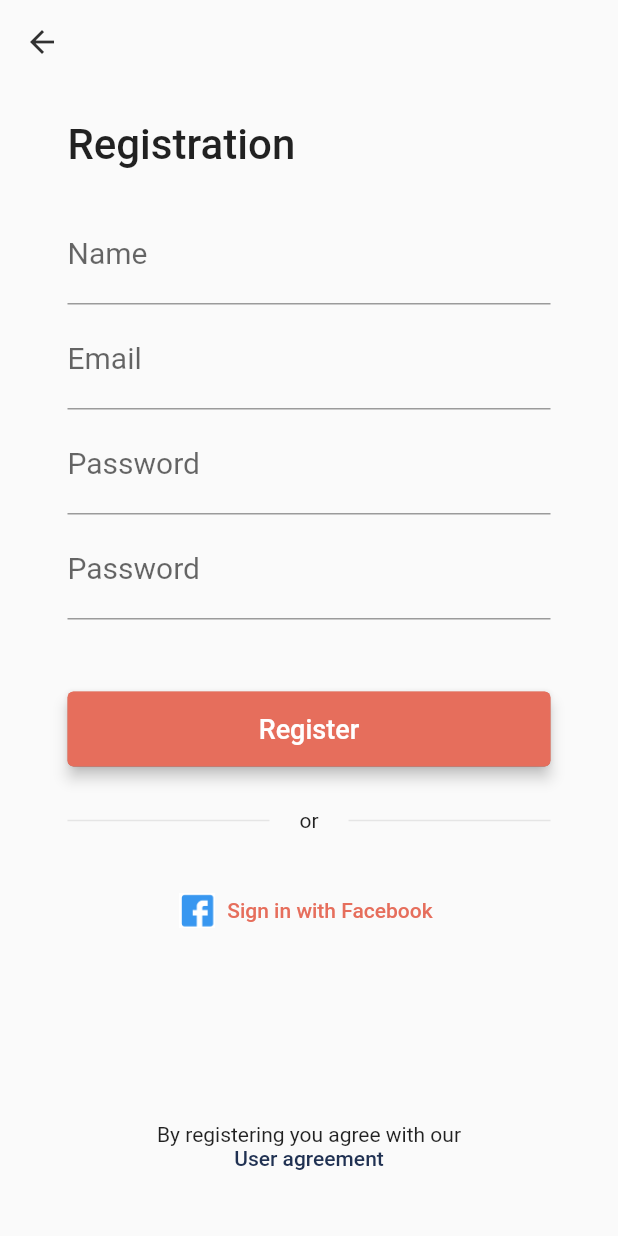
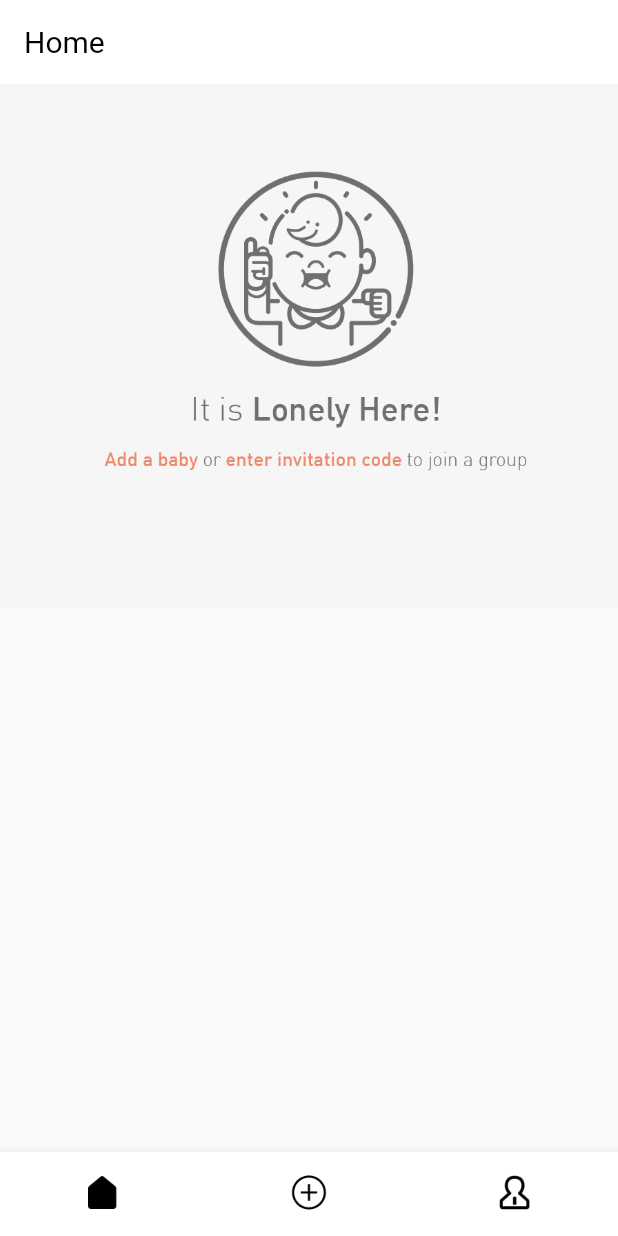
Before and after one commit to 1021dev/viddo_flutter, a Flutter app: the RegisterScreen screen opened directly, after a tap on "Register", on a phone screen of 412 x 824 dp. Run offline on Flutter 3.47's test engine with Material 2 defaults, Android fonts, the phone set to English and light mode, and no system bars; our stand-ins replace bloc, dio, equatable, flutter_bloc, font_awesome_flutter, shared_preferences; accounts and stored records are empty.

Commit message:
[update] main tab

```diff
--- a/lib/blocs/bloc.dart
+++ b/lib/blocs/bloc.dart
@@ -1,2 +1,3 @@
 export './login/login.dart';
 export './splash/splash.dart';
+export './main/main.dart';
--- /dev/null
+++ b/lib/blocs/main/main.dart
@@ -0,0 +1,3 @@
+export './main_bloc.dart';
+export './main_event.dart';
+export './main_state.dart';
--- /dev/null
+++ b/lib/blocs/main/main_bloc.dart
@@ -0,0 +1,13 @@
+import 'dart:async';
+
+import 'package:bloc/bloc.dart';
+
+import '../bloc.dart';
+
+class MainScreenBloc extends Bloc<MainScreenEvent, MainScreenState> {
+  @override
+  MainScreenState get initialState => MainScreenState();
+
+  @override
+  Stream<MainScreenState> mapEventToState(MainScreenEvent event) async* {}
+}
--- /dev/null
+++ b/lib/blocs/main/main_event.dart
@@ -0,0 +1,8 @@
+import 'package:equatable/equatable.dart';
+
+abstract class MainScreenEvent extends Equatable {
+  MainScreenEvent();
+
+  @override
+  List<Object> get props => [];
+}
--- /dev/null
+++ b/lib/blocs/main/main_state.dart
@@ -0,0 +1,20 @@
+import 'package:meta/meta.dart';
+
+@immutable
+class MainScreenState {
+  final bool isLoading;
+
+  MainScreenState({
+    this.isLoading = false,
+  });
+
+  MainScreenState copyWith({bool isLoading}) {
+    return MainScreenState(
+      isLoading: isLoading ?? this.isLoading,
+    );
+  }
+}
+
+class MainScreenSuccess extends MainScreenState {}
+
+class MainScreenFailure extends MainScreenState {}
--- /dev/null
+++ b/lib/screens/home_screen.dart
@@ -0,0 +1,73 @@
+import 'dart:async';
+
+import 'package:Viiddo/blocs/bloc.dart';
+import 'package:Viiddo/utils/navigation.dart';
+import 'package:Viiddo/utils/widget_utils.dart';
+import 'package:flutter/material.dart';
+import 'package:flutter_bloc/flutter_bloc.dart';
+
+class HomeScreen extends StatefulWidget {
+  MainScreenBloc bloc;
+
+  HomeScreen({
+    this.bloc,
+  });
+
+  @override
+  _HomeScreenState createState() => _HomeScreenState();
+}
+
+class _HomeScreenState extends State<HomeScreen>
+    with AutomaticKeepAliveClientMixin {
+  final GlobalKey<ScaffoldState> scaffoldKey = GlobalKey<ScaffoldState>();
+  final GlobalKey<FormState> formKey = GlobalKey<FormState>();
+  int resourceID;
+  @override
+  void initState() {
+    super.initState();
+  }
+
+  @override
+  bool get wantKeepAlive => true;
+
+  @override
+  // ignore: must_call_super
+  Widget build(BuildContext context) {
+    return BlocListener(
+      bloc: widget.bloc,
+      listener: (BuildContext context, MainScreenState state) async {},
+      child: BlocBuilder<MainScreenBloc, MainScreenState>(
+        bloc: widget.bloc,
+        builder: (BuildContext context, state) {
+          return Scaffold(
+            key: scaffoldKey,
+            body: _getBody(state),
+          );
+        },
+      ),
+    );
+  }
+
+  Widget _getBody(MainScreenState state) {
+    if (state.isLoading) {
+      return WidgetUtils.loadingView();
+    } else {
+      return SafeArea(
+        key: formKey,
+        child: Container(
+          child: Image.asset('assets/icons/baby_empty.png'),
+        ),
+      );
+    }
+  }
+
+  Future<Null> _handleRefresh(context) {
+    Completer<Null> completer = new Completer<Null>();
+    return completer.future;
+  }
+
+  @override
+  void dispose() {
+    super.dispose();
+  }
+}
--- /dev/null
+++ b/lib/screens/main_screen.dart
@@ -0,0 +1,143 @@
+import 'package:Viiddo/blocs/bloc.dart';
+import 'package:Viiddo/main.dart';
+import 'package:Viiddo/screens/home_screen.dart';
+import 'package:Viiddo/screens/profile_screen.dart';
+import 'package:flutter/material.dart';
+import 'package:flutter/services.dart';
+import 'package:flutter_bloc/flutter_bloc.dart';
+import 'package:shared_preferences/shared_preferences.dart';
+
+import '../themes.dart';
+
+class OverflowMenuItem {
+  final String title;
+  final Color textColor;
+  final VoidCallback onTap;
+
+  OverflowMenuItem({
+    this.title,
+    this.textColor = Colors.black,
+    this.onTap,
+  });
+}
+
+class MainScreen extends StatefulWidget {
+  @override
+  _MainScreenState createState() => _MainScreenState();
+}
+
+class _MainScreenState extends State<MainScreen> with TickerProviderStateMixin {
+  MainScreenBloc mainScreenBloc = MainScreenBloc();
+  TabController tabController;
+  int _selectedIndex = 0;
+  List<Widget> tabs = [];
+  List<String> titles = ['Home', '', 'Profile'];
+  int loginDate = 0;
+  SharedPreferences sharedPreferences;
+
+  @override
+  void initState() {
+    SystemChrome.setPreferredOrientations([
+      DeviceOrientation.portraitUp,
+    ]);
+    tabController = TabController(length: 2, vsync: this);
+    super.initState();
+  }
+
+  @override
+  Widget build(BuildContext context) {
+    return BlocListener(
+      bloc: mainScreenBloc,
+      listener: (BuildContext context, MainScreenState state) async {},
+      child: BlocBuilder<MainScreenBloc, MainScreenState>(
+        bloc: mainScreenBloc,
+        builder: (BuildContext context, state) {
+          tabs = [
+            HomeScreen(
+              bloc: mainScreenBloc,
+            ),
+            Container(),
+            ProfileScreen(
+              bloc: mainScreenBloc,
+            ),
+          ];
+          return DefaultTabController(
+            length: 2,
+            child: new Scaffold(
+              appBar: new AppBar(
+                title: new Text(titles[_selectedIndex]),
+                backgroundColor: Colors.white,
+                elevation: 0,
+                textTheme: TextTheme(
+                  title: TextStyle(
+                    color: Colors.black,
+                    fontSize: 20.0,
+                  ),
+                ),
+                iconTheme: IconThemeData(
+                  color: Colors.black,
+                ),
+              ),
+              body: Center(
+                child: tabs[_selectedIndex],
+              ),
+              bottomNavigationBar: BottomNavigationBar(
+                showSelectedLabels: false, // <-- HERE
+                showUnselectedLabels: false, // <-- AND HERE
+                items: [
+                  BottomNavigationBarItem(
+                      icon: ImageIcon(
+                        AssetImage("assets/icons/tab_home_n.png"),
+                        color: Colors.black,
+                      ),
+                      activeIcon: ImageIcon(
+                        AssetImage("assets/icons/tab_home_s.png"),
+                        color: Colors.black,
+                      ),
+                      title: Text('Home')),
+                  BottomNavigationBarItem(
+                    icon: ImageIcon(
+                      AssetImage("assets/icons/tab_release.png"),
+                      color: Colors.black,
+                    ),
+                    title: Text('Profile'),
+                  ),
+                  BottomNavigationBarItem(
+                    icon: ImageIcon(
+                      AssetImage("assets/icons/tab_profile_n.png"),
+                      color: Colors.black,
+                    ),
+                    activeIcon: ImageIcon(
+                      AssetImage("assets/icons/tab_profile_s.png"),
+                      color: Colors.black,
+                    ),
+                    title: Text('Profile'),
+                  ),
+                ],
+                currentIndex: _selectedIndex,
+                backgroundColor: lightTheme.primaryColor,
+                selectedItemColor: Colors.white,
+                unselectedItemColor: Colors.grey,
+                onTap: (index) {
+                  _onItemTapped(index);
+                },
+              ),
+            ),
+          );
+        },
+      ),
+    );
+  }
+
+  void _onItemTapped(int index) {
+    setState(() {
+      _selectedIndex = index;
+    });
+  }
+
+  @override
+  void dispose() {
+    mainScreenBloc.close();
+    super.dispose();
+  }
+}
--- a/lib/screens/register_screen.dart
+++ b/lib/screens/register_screen.dart
@@ -7,6 +7,8 @@ import 'package:flutter/material.dart';
 import 'package:flutter/services.dart';
 import 'package:flutter_bloc/flutter_bloc.dart';
 import 'package:shared_preferences/shared_preferences.dart';
+
+import 'main_screen.dart';
 
 class RegisterScreen extends StatefulWidget {
   @override
@@ -257,7 +259,12 @@ class _RegisterScreenState extends State<RegisterScreen> {
                   color: Colors.white,
                   fontWeight: FontWeight.w500,
                 )),
-            onPressed: () {},
+            onPressed: () {
+              Navigation.toScreenAndCleanBackStack(
+                context: context,
+                screen: MainScreen(),
+              );
+            },
           ),
         ),
       ),
--- a/lib/themes.dart
+++ b/lib/themes.dart
@@ -9,15 +9,15 @@ ThemeData appleTheme = ThemeData(
 
 ThemeData lightTheme = ThemeData(
   textTheme: TextTheme(
-    caption: TextStyle(color: Color(0xFF343434)),
+    caption: TextStyle(color: Colors.black),
     button: TextStyle(color: Colors.white),
   ),
-  textSelectionColor: Color(0xFF0F77A1),
-  accentColor: Color(0xFF0F77A1),
-  primaryColor: Color(0xFF0F77A1),
+  textSelectionColor: Color(0xFF000000),
+  accentColor: Color(0xFFE66E5C),
+  primaryColor: Color(0xFFFFFFFF),
   buttonTheme: ButtonThemeData(
-    buttonColor: Color(0xFF227BAB),
-    highlightColor: Color(0xFF64A2D0),
+    buttonColor: Color(0xFFE66E5C),
+    highlightColor: Color(0xFFF6AE5C),
     textTheme: ButtonTextTheme.primary,
   ),
 );
```
Also changed, not shown: lib/screens/login_screen.dart (+5 -4 lines), lib/screens/profile_screen.dart (added, +73 -0 lines), 1 other file.
